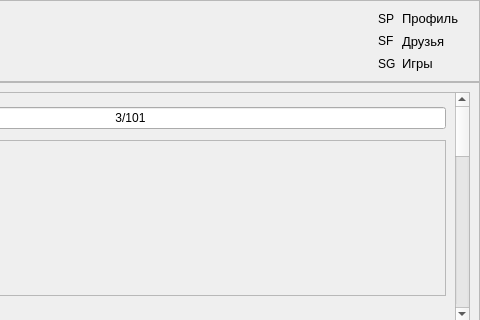
First picture: the form in AraSteamManager/forms/main/formprofile.ui, repository Arankir/AraSteamManager, before the edit; both pictures show x 243 to 723 and y 0 to 320 of the 723 by 409 pixel window.
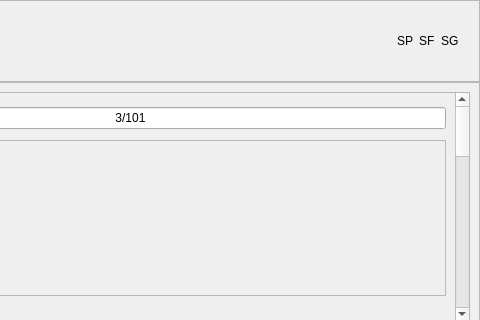
Second picture: the form after the edit. Custom widgets are drawn as their Qt base class.

Patch:
```diff
--- a/AraSteamManager/forms/main/formprofile.ui
+++ b/AraSteamManager/forms/main/formprofile.ui
@@ -172,7 +172,7 @@
       <item>
        <layout class="QHBoxLayout" name="horizontalLayout_2">
         <item>
-         <layout class="QVBoxLayout" name="verticalLayout_7">
+         <layout class="QHBoxLayout" name="horizontalLayout_17">
           <item>
            <widget class="QLabel" name="LabelProfileStatus">
             <property name="text">
@@ -196,64 +196,6 @@
           </item>
          </layout>
         </item>
-        <item>
-         <layout class="QVBoxLayout" name="verticalLayout_8">
-          <item>
-           <widget class="LabelLight" name="LabelProfileVisibility">
-            <property name="sizePolicy">
-             <sizepolicy hsizetype="Preferred" vsizetype="Minimum">
-              <horstretch>0</horstretch>
-              <verstretch>0</verstretch>
-             </sizepolicy>
-            </property>
-            <property name="font">
-             <font>
-              <pointsize>10</pointsize>
-             </font>
-            </property>
-            <property name="text">
-             <string>Профиль</string>
-            </property>
-           </widget>
-          </item>
-          <item>
-           <widget class="LabelLight" name="LabelFriendsVisibility">
-            <property name="sizePolicy">
-             <sizepolicy hsizetype="Preferred" vsizetype="Minimum">
-              <horstretch>0</horstretch>
-              <verstretch>0</verstretch>
-             </sizepolicy>
-            </property>
-            <property name="font">
-             <font>
-              <pointsize>10</pointsize>
-             </font>
-            </property>
-            <property name="text">
-             <string>Друзья</string>
-            </property>
-           </widget>
-          </item>
-          <item>
-           <widget class="LabelLight" name="LabelGamesVisibility">
-            <property name="sizePolicy">
-             <sizepolicy hsizetype="Preferred" vsizetype="Minimum">
-              <horstretch>0</horstretch>
-              <verstretch>0</verstretch>
-             </sizepolicy>
-            </property>
-            <property name="font">
-             <font>
-              <pointsize>10</pointsize>
-             </font>
-            </property>
-            <property name="text">
-             <string>Игры</string>
-            </property>
-           </widget>
-          </item>
-         </layout>
-        </item>
        </layout>
       </item>
      </layout>
```
Left out of the diff: 2 changed lines with no effect on the pictures.
